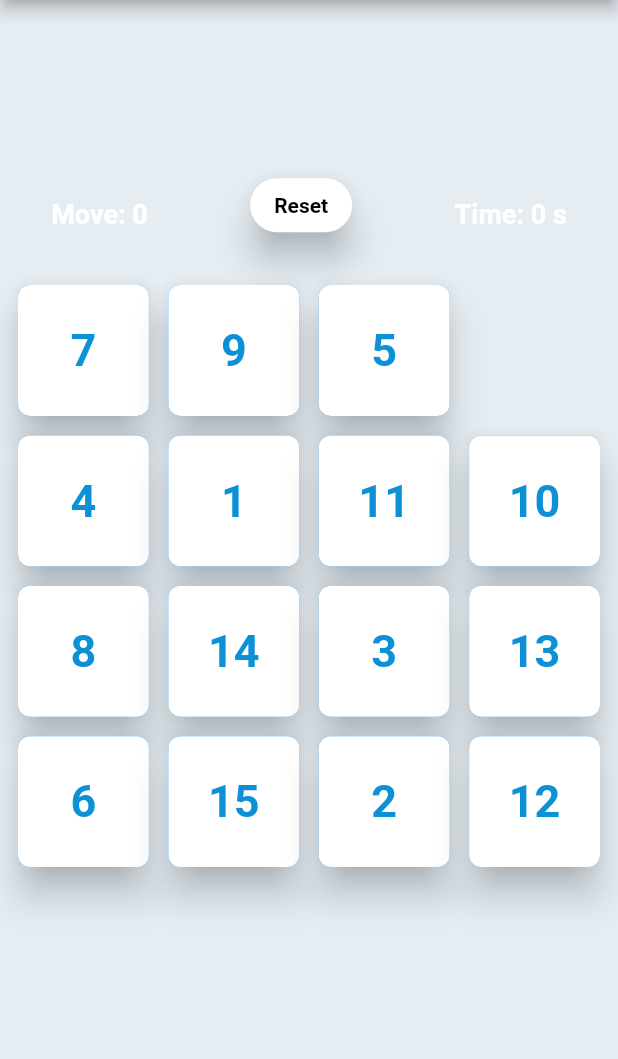
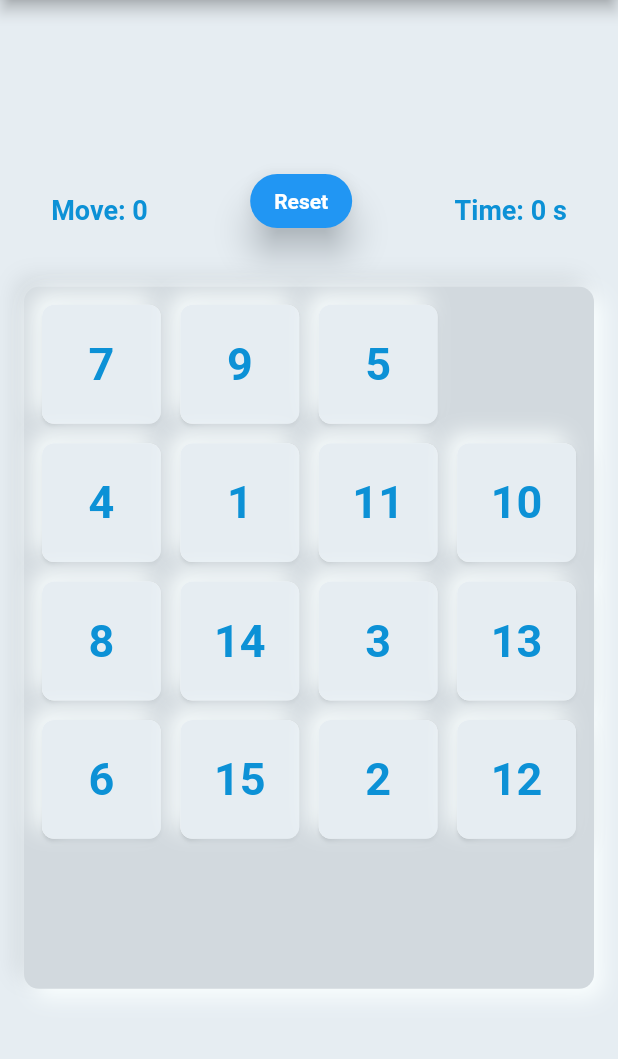
Before and after one commit to md-siam/flutter_puzzle_hack, a Flutter app: the screen it shows after launch, on a phone screen of 412 x 824 dp, the part 84-1143 px from its top. Run offline on Flutter 3.47's test engine with Material 2 defaults, Android fonts, the light colour scheme and no system bars; drawn by our look-alikes of clay_containers; our stand-ins replace audioplayers, google_fonts, responsive_framework; missing offline and left inert: day_night_switcher; Roboto replaces fonts that are missing (Alata).

Commit message:
before responsive_sizer

```diff
--- a/lib/app/view/puzzle_game.dart
+++ b/lib/app/view/puzzle_game.dart
@@ -43,8 +43,9 @@ class _PuzzleGameState extends State<PuzzleGame> {
       appBar: const TopAppBar(),
       body: SafeArea(
         child: Center(
+          child: SingleChildScrollView(
+            controller: null,
             child: Column(
-            mainAxisAlignment: MainAxisAlignment.center,
               children: [
                 Menu(
                   reset: reset,
@@ -58,6 +59,7 @@ class _PuzzleGameState extends State<PuzzleGame> {
                   clickGrid: clickGrid,
                 ),
               ],
+            ),
           ),
         ),
       ),
--- a/lib/app/widget/grid.dart
+++ b/lib/app/widget/grid.dart
@@ -1,6 +1,7 @@
 import 'package:flutter/material.dart';
+import 'package:clay_containers/widgets/clay_container.dart';
 
-import 'grid_button.dart';
+import 'util/grid_button.dart';
 
 class Grid extends StatelessWidget {
   var numbers = [];
@@ -15,9 +16,22 @@ class Grid extends StatelessWidget {
 
   @override
   Widget build(BuildContext context) {
+    var boardSize = 500.0;
     return SizedBox(
-      height: size.height * 0.60,
+      width: boardSize,
+      height: boardSize,
       child: Padding(
+        padding: const EdgeInsets.all(8.0),
+        child: Padding(
+          padding: const EdgeInsets.all(8.0),
+          child: Stack(
+            children: [
+              ClayContainer(
+                emboss: true,
+                color: Theme.of(context).primaryColor,
+                borderRadius: 10,
+              ),
+              Padding(
                 padding: const EdgeInsets.all(8.0),
                 child: GridView.builder(
                   gridDelegate: const SliverGridDelegateWithFixedCrossAxisCount(
@@ -35,6 +49,10 @@ class Grid extends StatelessWidget {
                   },
                 ),
               ),
+            ],
+          ),
+        ),
+      ),
     );
   }
 }
--- a/lib/app/widget/grid_button.dart
+++ /dev/null
@@ -1,38 +0,0 @@
-import 'package:flutter/material.dart';
-
-class GridButton extends StatelessWidget {
-  Function click;
-  String text;
-
-  GridButton(this.text, this.click, {Key? key}) : super(key: key);
-
-  @override
-  Widget build(BuildContext context) {
-    return GestureDetector(
-      onTap: click as void Function()?,
-      child: Card(
-        elevation: 10,
-        color: Colors.blue,
-        shape: RoundedRectangleBorder(
-          borderRadius: BorderRadius.circular(8.0),
-        ),
-        child: Container(
-          height: 30,
-          width: 30,
-          decoration: BoxDecoration(
-            color: Colors.white,
-            borderRadius: BorderRadius.circular(8.0),
-          ),
-          alignment: Alignment.center,
-          child: Text(
-            text,
-            style: const TextStyle(
-              fontSize: 30,
-              fontWeight: FontWeight.bold,
-            ),
-          ),
-        ),
-      ),
-    );
-  }
-}
--- a/lib/app/widget/top_appbar.dart
+++ b/lib/app/widget/top_appbar.dart
@@ -24,7 +24,7 @@ class TopAppBar extends StatelessWidget with PreferredSizeWidget {
                 children: [
                   ResponsiveVisibility(
                     visible: false,
-                    visibleWhen: const [Condition.smallerThan(name: TABLET)],
+                    visibleWhen: const [Condition.smallerThan(name: MOBILE)],
                     child: DayNightSwitcherIcon(
                       dayBackgroundColor: const Color(0xFF0C91D6),
                       isDarkModeEnabled: themeProvider.darkTheme,
@@ -38,7 +38,7 @@ class TopAppBar extends StatelessWidget with PreferredSizeWidget {
                   ),
                   ResponsiveVisibility(
                     visible: false,
-                    visibleWhen: const [Condition.largerThan(name: MOBILE)],
+                    visibleWhen: const [Condition.largerThan(name: 'ExSmall')],
                     child: Padding(
                       padding: const EdgeInsets.only(left: 5.0),
                       child: Row(
--- /dev/null
+++ b/lib/app/widget/util/grid_button.dart
@@ -0,0 +1,47 @@
+import 'package:flutter/material.dart';
+import 'package:provider/provider.dart';
+import 'package:clay_containers/widgets/clay_container.dart';
+
+import '/app/provider/sound_provider.dart';
+
+class GridButton extends StatelessWidget {
+  Function click;
+  String text;
+
+  GridButton(this.text, this.click, {Key? key}) : super(key: key);
+
+  @override
+  Widget build(BuildContext context) {
+    return Consumer<SoundProvider>(
+      builder: (context, soundProvider, child) {
+        return GestureDetector(
+          onTap: () {
+            click();
+            soundProvider.playSlidingSound();
+          },
+          //onTap: click as void Function()?,
+          child: Card(
+            shape: RoundedRectangleBorder(
+              borderRadius: BorderRadius.circular(8.0),
+            ),
+            child: ClayContainer(
+              color: Theme.of(context).primaryColor,
+              height: 30,
+              width: 30,
+              customBorderRadius: BorderRadius.circular(8.0),
+              child: Center(
+                child: Text(
+                  text,
+                  style: const TextStyle(
+                    fontSize: 30,
+                    fontWeight: FontWeight.bold,
+                  ),
+                ),
+              ),
+            ),
+          ),
+        );
+      },
+    );
+  }
+}
--- a/lib/app/widget/util/move.dart
+++ b/lib/app/widget/util/move.dart
@@ -16,7 +16,6 @@ class Move extends StatelessWidget {
         style: const TextStyle(
           fontSize: 18,
           fontWeight: FontWeight.bold,
-          color: Colors.white,
         ),
       ),
     );
--- a/lib/app/widget/util/reset_button.dart
+++ b/lib/app/widget/util/reset_button.dart
@@ -16,12 +16,10 @@ class ResetButton extends StatelessWidget {
       style: ElevatedButton.styleFrom(
         elevation: 10,
         shape: const StadiumBorder(),
-        primary: Colors.white,
       ),
       child: const Text(
         "Reset",
         style: TextStyle(
-          color: Colors.black,
           fontWeight: FontWeight.bold,
         ),
       ),
--- a/lib/app/widget/util/timer.dart
+++ b/lib/app/widget/util/timer.dart
@@ -16,7 +16,6 @@ class Time extends StatelessWidget {
         style: const TextStyle(
           fontSize: 18,
           fontWeight: FontWeight.bold,
-          color: Colors.white,
         ),
       ),
     );
--- a/lib/main.dart
+++ b/lib/main.dart
@@ -44,6 +44,7 @@ class MyApp extends StatelessWidget {
           builder: (context, widget) => ResponsiveWrapper.builder(
             ClampingScrollWrapper.builder(context, widget!),
             breakpoints: [
+              const ResponsiveBreakpoint.resize(350, name: 'ExSmall'),
               const ResponsiveBreakpoint.resize(480, name: MOBILE),
               const ResponsiveBreakpoint.autoScale(800, name: TABLET),
               const ResponsiveBreakpoint.resize(1000, name: DESKTOP),
```
Also changed, not shown: 3 other files. Lines whose indentation alone changed are shown as unchanged.
